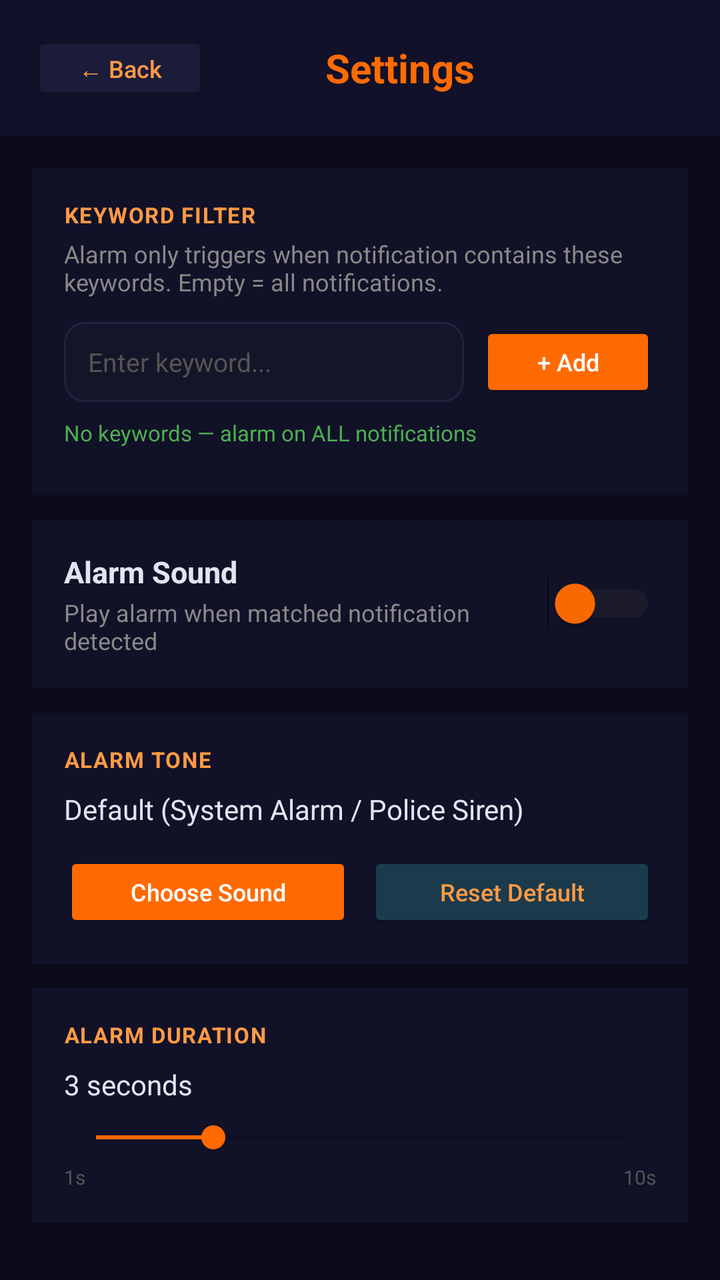
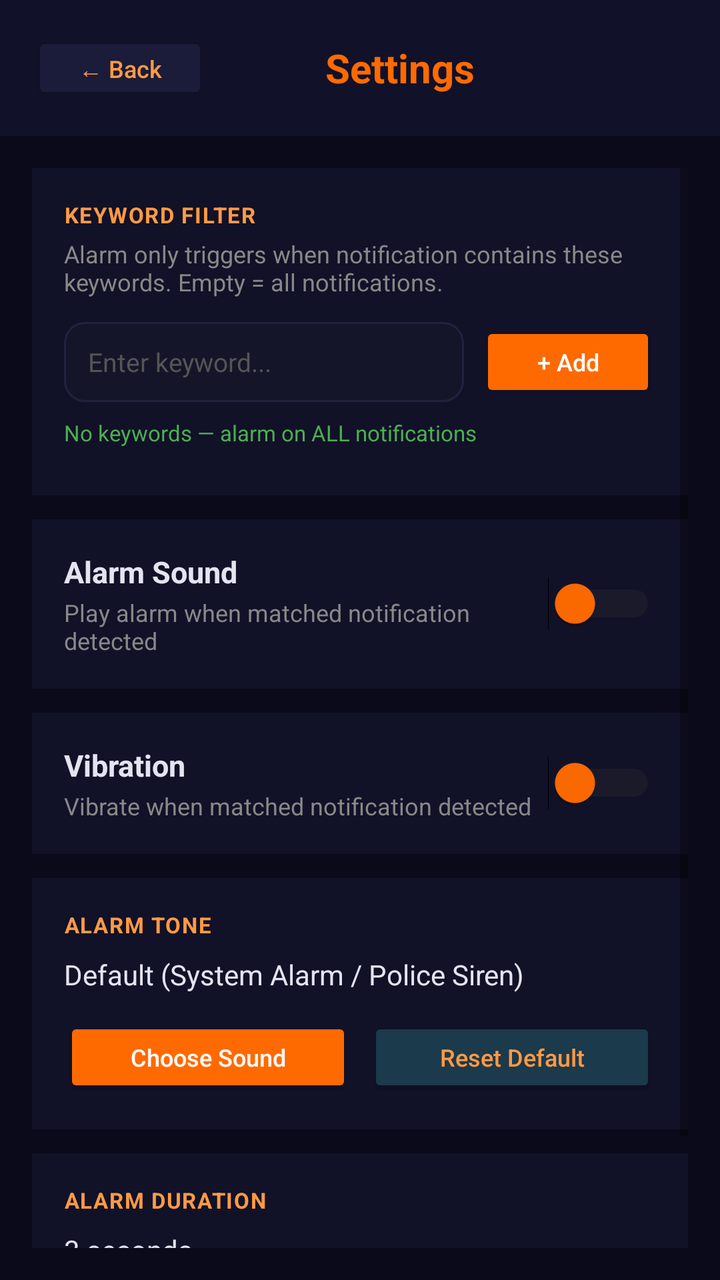

An Android layout rendered at two revisions. The XML below is the earlier revision; the diff shows what the commit changed to produce the second picture.
<!-- AndroidManifest.xml: application theme AppTheme -->
<!-- res/layout/activity_settings.xml -->
<?xml version="1.0" encoding="utf-8"?>
<LinearLayout xmlns:android="http://schemas.android.com/apk/res/android"
    android:layout_width="match_parent"
    android:layout_height="match_parent"
    android:orientation="vertical"
    android:background="#0A0A1A">

    
    <LinearLayout
        android:layout_width="match_parent"
        android:layout_height="wrap_content"
        android:orientation="horizontal"
        android:gravity="center_vertical"
        android:padding="16dp"
        android:background="#11112A">

        <Button
            android:id="@+id/btnBack"
            android:layout_width="wrap_content"
            android:layout_height="36dp"
            android:text="← Back"
            android:textSize="12sp"
            android:textAllCaps="false"
            android:backgroundTint="#1B1B3A"
            android:textColor="#FF9A44"
            android:paddingStart="12dp"
            android:paddingEnd="12dp" />

        <TextView
            android:layout_width="0dp"
            android:layout_height="wrap_content"
            android:layout_weight="1"
            android:text="Settings"
            android:textSize="20sp"
            android:textStyle="bold"
            android:textColor="#FF6A00"
            android:gravity="center"
            android:layout_marginEnd="48dp" />
    </LinearLayout>

    <ScrollView
        android:layout_width="match_parent"
        android:layout_height="match_parent"
        android:padding="16dp">

        <LinearLayout
            android:layout_width="match_parent"
            android:layout_height="wrap_content"
            android:orientation="vertical">

            
            <LinearLayout
                android:layout_width="match_parent"
                android:layout_height="wrap_content"
                android:orientation="vertical"
                android:background="#111128"
                android:padding="16dp"
                android:layout_marginBottom="12dp">

                <TextView
                    android:layout_width="wrap_content"
                    android:layout_height="wrap_content"
                    android:text="KEYWORD FILTER"
                    android:textSize="11sp"
                    android:textStyle="bold"
                    android:textColor="#FF9A44"
                    android:letterSpacing="0.05" />

                <TextView
                    android:layout_width="wrap_content"
                    android:layout_height="wrap_content"
                    android:text="Alarm only triggers when notification contains these keywords. Empty = all notifications."
                    android:textSize="12sp"
                    android:textColor="#888888"
                    android:layout_marginTop="4dp" />

                
                <LinearLayout
                    android:layout_width="match_parent"
                    android:layout_height="wrap_content"
                    android:orientation="horizontal"
                    android:gravity="center_vertical"
                    android:layout_marginTop="12dp">

                    <EditText
                        android:id="@+id/etKeyword"
                        android:layout_width="0dp"
                        android:layout_height="40dp"
                        android:layout_weight="1"
                        android:hint="Enter keyword..."
                        android:textSize="13sp"
                        android:textColor="#E4E4F0"
                        android:textColorHint="#555555"
                        android:background="@drawable/search_bg"
                        android:paddingStart="12dp"
                        android:paddingEnd="12dp"
                        android:singleLine="true"
                        android:imeOptions="actionDone"
                        android:layout_marginEnd="8dp" />

                    <Button
                        android:id="@+id/btnAddKeyword"
                        android:layout_width="wrap_content"
                        android:layout_height="40dp"
                        android:text="+ Add"
                        android:textSize="12sp"
                        android:textAllCaps="false"
                        android:backgroundTint="#FF6A00"
                        android:textColor="#FFFFFF"
                        android:paddingStart="16dp"
                        android:paddingEnd="16dp" />
                </LinearLayout>

                
                <TextView
                    android:id="@+id/tvKeywordCount"
                    android:layout_width="wrap_content"
                    android:layout_height="wrap_content"
                    android:text="No keywords — alarm on ALL notifications"
                    android:textSize="11sp"
                    android:textColor="#4CAF50"
                    android:layout_marginTop="8dp" />

                
                <LinearLayout
                    android:id="@+id/keywordContainer"
                    android:layout_width="match_parent"
                    android:layout_height="wrap_content"
                    android:orientation="vertical"
                    android:layout_marginTop="8dp" />

                
                <Button
                    android:id="@+id/btnClearKeywords"
                    android:layout_width="match_parent"
                    android:layout_height="36dp"
                    android:text="Clear All Keywords"
                    android:textSize="11sp"
                    android:textAllCaps="false"
                    android:backgroundTint="#2A1515"
                    android:textColor="#FF5252"
                    android:layout_marginTop="8dp"
                    android:visibility="gone" />
            </LinearLayout>

            
            <LinearLayout
                android:layout_width="match_parent"
                android:layout_height="wrap_content"
                android:orientation="horizontal"
                android:gravity="center_vertical"
                android:background="#111128"
                android:padding="16dp"
                android:layout_marginBottom="12dp">

                <LinearLayout
                    android:layout_width="0dp"
                    android:layout_height="wrap_content"
                    android:layout_weight="1"
                    android:orientation="vertical">

                    <TextView
                        android:layout_width="wrap_content"
                        android:layout_height="wrap_content"
                        android:text="Alarm Sound"
                        android:textSize="15sp"
                        android:textStyle="bold"
                        android:textColor="#E4E4F0" />

                    <TextView
                        android:layout_width="wrap_content"
                        android:layout_height="wrap_content"
                        android:text="Play alarm when matched notification detected"
                        android:textSize="12sp"
                        android:textColor="#888888"
                        android:layout_marginTop="2dp" />
                </LinearLayout>

                <Switch
                    android:id="@+id/switchAlarm"
                    android:layout_width="wrap_content"
                    android:layout_height="wrap_content"
                    android:thumbTint="#FF6A00"
                    android:trackTint="#333333" />
            </LinearLayout>

            
            <LinearLayout
                android:layout_width="match_parent"
                android:layout_height="wrap_content"
                android:orientation="vertical"
                android:background="#111128"
                android:padding="16dp"
                android:layout_marginBottom="12dp">

                <TextView
                    android:layout_width="wrap_content"
                    android:layout_height="wrap_content"
                    android:text="ALARM TONE"
                    android:textSize="11sp"
                    android:textStyle="bold"
                    android:textColor="#FF9A44"
                    android:letterSpacing="0.05" />

                <TextView
                    android:id="@+id/tvAlarmName"
                    android:layout_width="match_parent"
                    android:layout_height="wrap_content"
                    android:text="Default (System Alarm / Police Siren)"
                    android:textSize="14sp"
                    android:textColor="#E4E4F0"
                    android:layout_marginTop="8dp" />

                <LinearLayout
                    android:layout_width="match_parent"
                    android:layout_height="wrap_content"
                    android:orientation="horizontal"
                    android:layout_marginTop="12dp">

                    <Button
                        android:id="@+id/btnPickAlarm"
                        android:layout_width="0dp"
                        android:layout_height="40dp"
                        android:layout_weight="1"
                        android:text="Choose Sound"
                        android:textSize="12sp"
                        android:textAllCaps="false"
                        android:backgroundTint="#FF6A00"
                        android:textColor="#FFFFFF"
                        android:layout_marginEnd="8dp" />

                    <Button
                        android:id="@+id/btnDefault"
                        android:layout_width="0dp"
                        android:layout_height="40dp"
                        android:layout_weight="1"
                        android:text="Reset Default"
                        android:textSize="12sp"
                        android:textAllCaps="false"
                        android:backgroundTint="#1B3A4B"
                        android:textColor="#FF9A44" />
                </LinearLayout>
            </LinearLayout>

            
            <LinearLayout
                android:layout_width="match_parent"
                android:layout_height="wrap_content"
                android:orientation="vertical"
                android:background="#111128"
                android:padding="16dp"
                android:layout_marginBottom="12dp">

                <TextView
                    android:layout_width="wrap_content"
                    android:layout_height="wrap_content"
                    android:text="ALARM DURATION"
                    android:textSize="11sp"
                    android:textStyle="bold"
                    android:textColor="#FF9A44"
                    android:letterSpacing="0.05" />

                <TextView
                    android:id="@+id/tvDuration"
                    android:layout_width="wrap_content"
                    android:layout_height="wrap_content"
                    android:text="3 seconds"
                    android:textSize="14sp"
                    android:textColor="#E4E4F0"
                    android:layout_marginTop="8dp" />

                <SeekBar
                    android:id="@+id/seekDuration"
                    android:layout_width="match_parent"
                    android:layout_height="wrap_content"
                    android:min="1"
                    android:max="10"
                    android:progress="3"
                    android:progressTint="#FF6A00"
                    android:thumbTint="#FF6A00"
                    android:layout_marginTop="8dp" />

                <LinearLayout
                    android:layout_width="match_parent"
                    android:layout_height="wrap_content"
                    android:orientation="horizontal"
                    android:layout_marginTop="4dp">

                    <TextView
                        android:layout_width="0dp"
                        android:layout_height="wrap_content"
                        android:layout_weight="1"
                        android:text="1s"
                        android:textSize="10sp"
                        android:textColor="#555555" />

                    <TextView
                        android:layout_width="0dp"
                        android:layout_height="wrap_content"
                        android:layout_weight="1"
                        android:text="10s"
                        android:textSize="10sp"
                        android:textColor="#555555"
                        android:gravity="end" />
                </LinearLayout>
            </LinearLayout>

        </LinearLayout>
    </ScrollView>
</LinearLayout>
<!-- resources referenced by this layout -->
<resources>
  <!-- drawable search_bg (drawable) -->
  <?xml version="1.0" encoding="utf-8"?>
  <shape xmlns:android="http://schemas.android.com/apk/res/android"
      android:shape="rectangle">
      <solid android:color="#15152A" />
      <corners android:radius="10dp" />
      <stroke android:width="1dp" android:color="#222240" />
  </shape>
  <style name="AppTheme" parent="Theme.MaterialComponents.DayNight.NoActionBar">
          <item name="colorPrimary">#FF6A00</item>
          <item name="colorPrimaryDark">#0A0A1A</item>
          <item name="colorAccent">#FF9A44</item>
          <item name="android:windowBackground">#0A0A1A</item>
          <item name="android:statusBarColor">#0A0A1A</item>
          <item name="android:navigationBarColor">#0A0A1A</item>
      </style>
</resources>

<!-- the commit's change to res/layout/activity_settings.xml (unified diff, before → after) -->
@@ -188,6 +188,47 @@
             <LinearLayout
                 android:layout_width="match_parent"
                 android:layout_height="wrap_content"
+                android:orientation="horizontal"
+                android:gravity="center_vertical"
+                android:background="#111128"
+                android:padding="16dp"
+                android:layout_marginBottom="12dp">
+
+                <LinearLayout
+                    android:layout_width="0dp"
+                    android:layout_height="wrap_content"
+                    android:layout_weight="1"
+                    android:orientation="vertical">
+
+                    <TextView
+                        android:layout_width="wrap_content"
+                        android:layout_height="wrap_content"
+                        android:text="Vibration"
+                        android:textSize="15sp"
+                        android:textStyle="bold"
+                        android:textColor="#E4E4F0" />
+
+                    <TextView
+                        android:layout_width="wrap_content"
+                        android:layout_height="wrap_content"
+                        android:text="Vibrate when matched notification detected"
+                        android:textSize="12sp"
+                        android:textColor="#888888"
+                        android:layout_marginTop="2dp" />
+                </LinearLayout>
+
+                <Switch
+                    android:id="@+id/switchVibrate"
+                    android:layout_width="wrap_content"
+                    android:layout_height="wrap_content"
+                    android:thumbTint="#FF6A00"
+                    android:trackTint="#333333" />
+            </LinearLayout>
+
+            
+            <LinearLayout
+                android:layout_width="match_parent"
+                android:layout_height="wrap_content"
                 android:orientation="vertical"
                 android:background="#111128"
                 android:padding="16dp"
